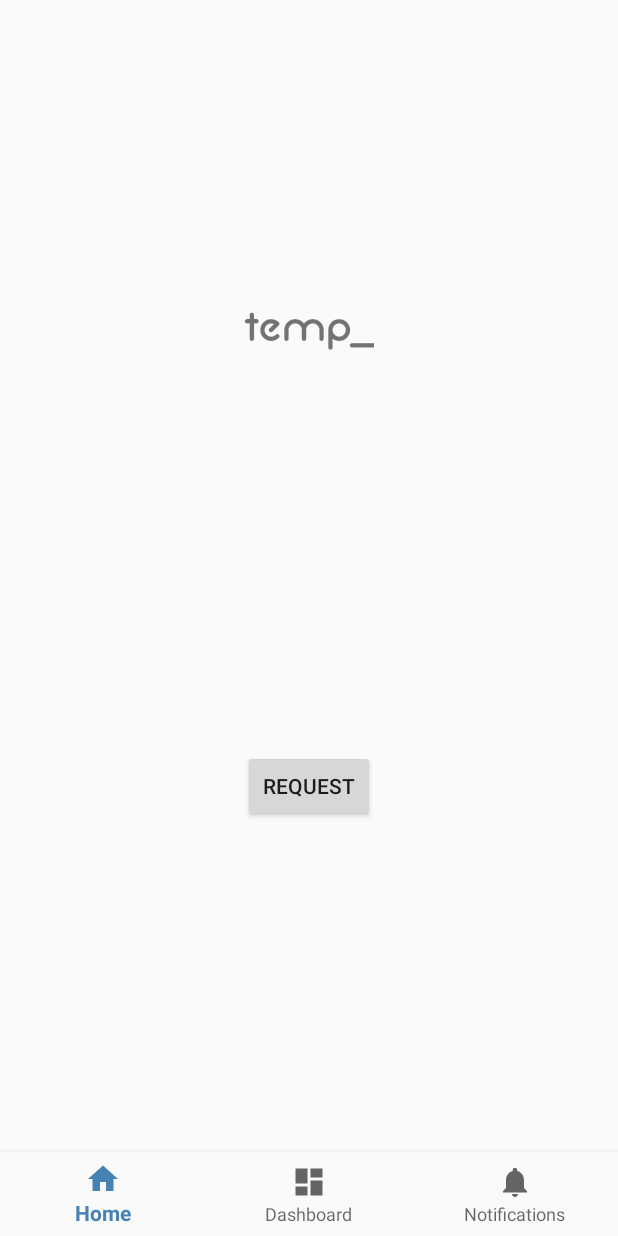
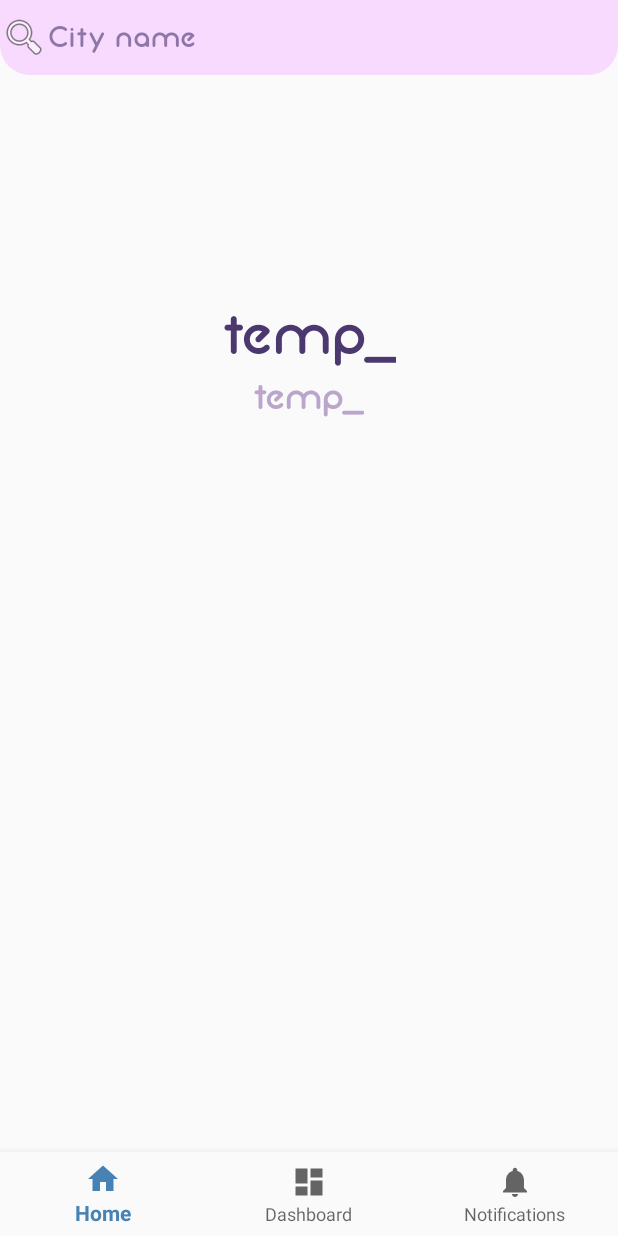
Before and after one commit to LeFFaQ/Weather_App, an Android app: the screen it shows after launch (MainActivity), on a phone screen of 412 x 824 dp. Run offline under Robolectric (Android 15) with nearby library versions, the phone set to English and light mode, and no system bars; our stand-ins replace navigation-ui; pictures from the network do not load.

Commit message:
much more current weather information :)

```diff
--- a/app/src/main/java/com/lffq/wapper/MainActivity.java
+++ b/app/src/main/java/com/lffq/wapper/MainActivity.java
@@ -1,8 +1,6 @@
 package com.lffq.wapper;
 
 import android.os.Bundle;
-
-import com.google.android.material.bottomnavigation.BottomNavigationView;
 
 import androidx.appcompat.app.AppCompatActivity;
 import androidx.fragment.app.Fragment;
@@ -10,6 +8,8 @@ import androidx.navigation.NavController;
 import androidx.navigation.Navigation;
 import androidx.navigation.ui.AppBarConfiguration;
 import androidx.navigation.ui.NavigationUI;
+
+import com.google.android.material.bottomnavigation.BottomNavigationView;
 
 public class MainActivity extends AppCompatActivity {
 
--- a/app/src/main/java/com/lffq/wapper/SplashActivity.java
+++ b/app/src/main/java/com/lffq/wapper/SplashActivity.java
@@ -1,12 +1,10 @@
 package com.lffq.wapper;
 
-import androidx.appcompat.app.AppCompatActivity;
-
 import android.content.Intent;
-import android.net.Uri;
 import android.os.Bundle;
 import android.os.Handler;
-import android.widget.ImageView;
+
+import androidx.appcompat.app.AppCompatActivity;
 
 public class SplashActivity extends AppCompatActivity {
 
--- a/app/src/main/java/com/lffq/wapper/network/models/current/Current.java
+++ b/app/src/main/java/com/lffq/wapper/network/models/current/Current.java
@@ -1,7 +1,8 @@
 package com.lffq.wapper.network.models.current;
 
+import com.google.gson.annotations.SerializedName;
+
 import java.util.List;
-import com.google.gson.annotations.SerializedName;
 
 public class Current{
 
--- a/app/src/main/java/com/lffq/wapper/network/models/onecall/DailyItem.java
+++ b/app/src/main/java/com/lffq/wapper/network/models/onecall/DailyItem.java
@@ -1,7 +1,8 @@
 package com.lffq.wapper.network.models.onecall;
 
+import com.google.gson.annotations.SerializedName;
+
 import java.util.List;
-import com.google.gson.annotations.SerializedName;
 
 public class DailyItem{
 
--- a/app/src/main/java/com/lffq/wapper/network/models/onecall/HourlyItem.java
+++ b/app/src/main/java/com/lffq/wapper/network/models/onecall/HourlyItem.java
@@ -1,7 +1,8 @@
 package com.lffq.wapper.network.models.onecall;
 
+import com.google.gson.annotations.SerializedName;
+
 import java.util.List;
-import com.google.gson.annotations.SerializedName;
 
 public class HourlyItem{
 
--- a/app/src/main/java/com/lffq/wapper/network/models/onecall/OneCall.java
+++ b/app/src/main/java/com/lffq/wapper/network/models/onecall/OneCall.java
@@ -1,7 +1,8 @@
 package com.lffq.wapper.network.models.onecall;
 
+import com.google.gson.annotations.SerializedName;
+
 import java.util.List;
-import com.google.gson.annotations.SerializedName;
 
 public class OneCall{
 
--- a/app/src/main/java/com/lffq/wapper/ui/dashboard/DashboardFragment.java
+++ b/app/src/main/java/com/lffq/wapper/ui/dashboard/DashboardFragment.java
@@ -4,13 +4,9 @@ import android.os.Bundle;
 import android.view.LayoutInflater;
 import android.view.View;
 import android.view.ViewGroup;
-import android.widget.TextView;
 
 import androidx.annotation.NonNull;
-import androidx.annotation.Nullable;
 import androidx.fragment.app.Fragment;
-import androidx.lifecycle.Observer;
-import androidx.lifecycle.ViewModelProviders;
 
 import com.lffq.wapper.R;
 
@@ -23,7 +19,7 @@ public class DashboardFragment extends Fragment {
         // Инфлейтер для ui
         View root = inflater.inflate(R.layout.fragment_dashboard, container, false);
 
-        final TextView textView = root.findViewById(R.id.text_dashboard);
+        //final TextView textView = root.findViewById(R.id.text_dashboard);
 
         return root;
     }
--- a/app/src/main/java/com/lffq/wapper/ui/home/HomeFragment.java
+++ b/app/src/main/java/com/lffq/wapper/ui/home/HomeFragment.java
@@ -1,16 +1,15 @@
 package com.lffq.wapper.ui.home;
 
 
-import android.graphics.Bitmap;
-import android.graphics.drawable.BitmapDrawable;
-import android.graphics.drawable.Drawable;
 import android.os.Bundle;
 import android.os.Handler;
-import android.util.Log;
+import android.view.KeyEvent;
 import android.view.LayoutInflater;
 import android.view.View;
 import android.view.ViewGroup;
-
+import android.view.inputmethod.EditorInfo;
+import android.widget.Button;
+import android.widget.EditText;
 import android.widget.RelativeLayout;
 import android.widget.TextView;
 
@@ -22,18 +21,13 @@ import androidx.lifecycle.ViewModelProviders;
 
 import com.lffq.wapper.R;
 import com.lffq.wapper.network.models.current.Current;
-import com.squareup.picasso.NetworkPolicy;
-import com.squareup.picasso.Picasso;
-import com.squareup.picasso.Target;
-
-
-import static android.content.ContentValues.TAG;
 
 public class HomeFragment extends Fragment {
 
     private HomeViewModel homeViewModel;
 
     TextView temp;
+    TextView temp_fl;
     RelativeLayout relativeLayout;
     @Override
     public void onCreate(@Nullable Bundle savedInstanceState) {
@@ -49,27 +43,27 @@ public class HomeFragment extends Fragment {
                 ViewModelProviders.of(this).get(HomeViewModel.class);
         View v = inflater.inflate(R.layout.fragment_home, container, false);
         temp = v.findViewById(R.id.temp);
+        temp_fl = v.findViewById(R.id.temp_fl);
         relativeLayout = v.findViewById(R.id.fragment_1_background);
 
-        /*Picasso.with(getActivity()).load(R.drawable.aftermoon).resize(get).into(new Target(){
+        EditText btn123 = v.findViewById(R.id.etexter);
+        btn123.setOnKeyListener((v1, keyCode, event) -> {
+            if (keyCode==KeyEvent.KEYCODE_ENTER) {
+                homeViewModel.getCurrent(btn123.getText().toString()).observe(getViewLifecycleOwner(), new Observer<Current>() {
+                    @Override
+                    public void onChanged(Current current) {
+                        //Log.d(TAG, "onChanged: " + current.getMain().getTemp().toString());
+                        temp.setText(Math.round(current.getMain().getTemp()) + "˚");
+                        temp_fl.setText(Math.round(current.getMain().getFeelsLike()) + "˚");
+                    }
 
-            @Override
-            public void onBitmapLoaded(Bitmap bitmap, Picasso.LoadedFrom from) {
-                relativeLayout.setBackground(new BitmapDrawable(v.getResources(), bitmap));
+                });
+                return true;
             }
 
-            @Override
-            public void onBitmapFailed(final Drawable errorDrawable) {
-                Log.d("TAG", "FAILED");
-            }
-
-            @Override
-            public void onPrepareLoad(final Drawable placeHolderDrawable) {
-                Log.d("TAG", "Prepare Load");
-            }
-        });*/
-        homeViewModel.dating();
-
+            return false;
+        });
+/*
         Handler handler = new Handler();
         handler.postDelayed(new Runnable() {
             public void run() {
@@ -77,16 +71,19 @@ public class HomeFragment extends Fragment {
                 homeViewModel.getCurrent().observe(getViewLifecycleOwner(), new Observer<Current>() {
                     @Override
                     public void onChanged(Current current) {
-                        Log.d(TAG, "onChanged: " + current.getMain().getTemp().toString());
-                        temp.setText(current.getMain().getTemp().toString());
+                        //Log.d(TAG, "onChanged: " + current.getMain().getTemp().toString());
+                        temp.setText(Math.round(current.getMain().getTemp()) + "˚");
+                        temp_fl.setText(Math.round(current.getMain().getFeelsLike()) + "˚");
                     }
 
                 });
             }
         }, 1000);
-
+*/
         return v;
     }
+
+
 
     @Override
     public void onSaveInstanceState(@NonNull Bundle outState) {
--- a/app/src/main/java/com/lffq/wapper/ui/home/HomeViewModel.java
+++ b/app/src/main/java/com/lffq/wapper/ui/home/HomeViewModel.java
@@ -1,6 +1,4 @@
 package com.lffq.wapper.ui.home;
-
-import android.util.Log;
 
 import androidx.annotation.NonNull;
 import androidx.lifecycle.LiveData;
@@ -10,30 +8,20 @@ import androidx.lifecycle.ViewModel;
 import com.lffq.wapper.network.NetworkService;
 import com.lffq.wapper.network.models.current.Current;
 
-import java.text.DateFormat;
-import java.text.ParseException;
-import java.text.SimpleDateFormat;
-import java.util.Calendar;
-import java.util.Date;
-import java.util.Locale;
-import java.util.TimeZone;
-
 import retrofit2.Call;
 import retrofit2.Callback;
 import retrofit2.Response;
-
-import static android.content.ContentValues.TAG;
 
 public class HomeViewModel extends ViewModel {
 
     private String key = "e54d7937d6b33fe4b72b8ecbaf29c10b";
     final MutableLiveData<Current> currentMutableLiveData = new MutableLiveData<>();
 
-    public LiveData<Current> getCurrent() {
+    public LiveData<Current> getCurrent(String Cityname) {
 
         NetworkService.getInstance()
                 .getJSONApi()
-                .getCurrent(55, 37, key, "metric")
+                .getCurrentFromName(Cityname, key, "metric", "ru")
                 .enqueue(new Callback<Current>() {
                     @Override
                     public void onResponse(@NonNull Call<Current> call, @NonNull Response<Current> response) {
--- a/app/src/main/java/com/lffq/wapper/ui/notifications/NotificationsFragment.java
+++ b/app/src/main/java/com/lffq/wapper/ui/notifications/NotificationsFragment.java
@@ -4,13 +4,9 @@ import android.os.Bundle;
 import android.view.LayoutInflater;
 import android.view.View;
 import android.view.ViewGroup;
-import android.widget.TextView;
 
 import androidx.annotation.NonNull;
-import androidx.annotation.Nullable;
 import androidx.fragment.app.Fragment;
-import androidx.lifecycle.Observer;
-import androidx.lifecycle.ViewModelProviders;
 
 import com.lffq.wapper.R;
 
@@ -23,7 +19,7 @@ public class NotificationsFragment extends Fragment {
         // Инфлейтер для ui
         View root = inflater.inflate(R.layout.fragment_notifications, container, false);
 
-        final TextView textView = root.findViewById(R.id.text_notifications);
+        //final TextView textView = root.findViewById(R.id.text_notifications);
 
         return root;
     }
--- /dev/null
+++ b/app/src/main/res/drawable/search_bcgrnd.xml
@@ -0,0 +1,5 @@
+<?xml version="1.0" encoding="utf-8"?>
+<shape xmlns:android="http://schemas.android.com/apk/res/android">
+    <solid android:color="#F8DAFF"/>
+    <corners android:bottomLeftRadius="20dp" android:bottomRightRadius="20dp"/>
+</shape>
--- a/app/src/main/res/layout/fragment_home.xml
+++ b/app/src/main/res/layout/fragment_home.xml
@@ -8,23 +8,41 @@
     android:id="@+id/fragment_1_background">
 
 
-    <Button
-        android:id="@+id/b123"
-        android:layout_width="wrap_content"
-        android:layout_height="wrap_content"
-        android:layout_centerHorizontal="true"
-        android:layout_marginTop="500dp"
-        android:text="Request"
-        android:onClick="123"/>
+    <EditText
+        android:id="@+id/etexter"
+        android:layout_width="match_parent"
+        android:layout_height="50dp"
+        android:hint="City name"
+        android:textColorHint="#9C4A386F"
+        android:textSize="20sp"
+        android:textColor="#4A386F"
+        android:fontFamily="@font/neon"
+        android:drawableStart="@android:drawable/ic_menu_search"
+        android:background="@drawable/search_bcgrnd"/>
 
     <TextView
         android:id="@+id/temp"
         android:layout_width="wrap_content"
         android:layout_height="wrap_content"
-        android:textSize="30sp"
+        android:textSize="40sp"
         android:text="@string/temp_PH"
+        android:textColor="@color/colorPrimaryDark"
         android:fontFamily="@font/neon"
         android:layout_centerHorizontal="true"
         android:layout_marginTop="200dp"/>
 
+    <TextView
+        android:id="@+id/temp_fl"
+        android:layout_width="wrap_content"
+        android:layout_height="wrap_content"
+        android:layout_below="@+id/temp"
+        android:layout_marginTop="5dp"
+        android:layout_centerHorizontal="true"
+        android:fontFamily="@font/neon"
+        android:text="@string/temp_PH"
+        android:textColor="@color/colorAccent"
+        android:textSize="25sp" />
+
+
+
 </RelativeLayout>
```
Also changed, not shown: app/src/main/java/com/lffq/wapper/network/OpenWeatherApi.java (+11 -4 lines), app/src/main/java/com/lffq/wapper/network/models/current/Coord.java (+6 -6 lines), app/src/main/java/com/lffq/wapper/network/models/current/Main.java (+6 -6 lines), app/src/main/res/layout/fragment_dashboard.xml (+17 -12 lines), app/src/main/res/layout/fragment_notifications.xml (+17 -12 lines).
